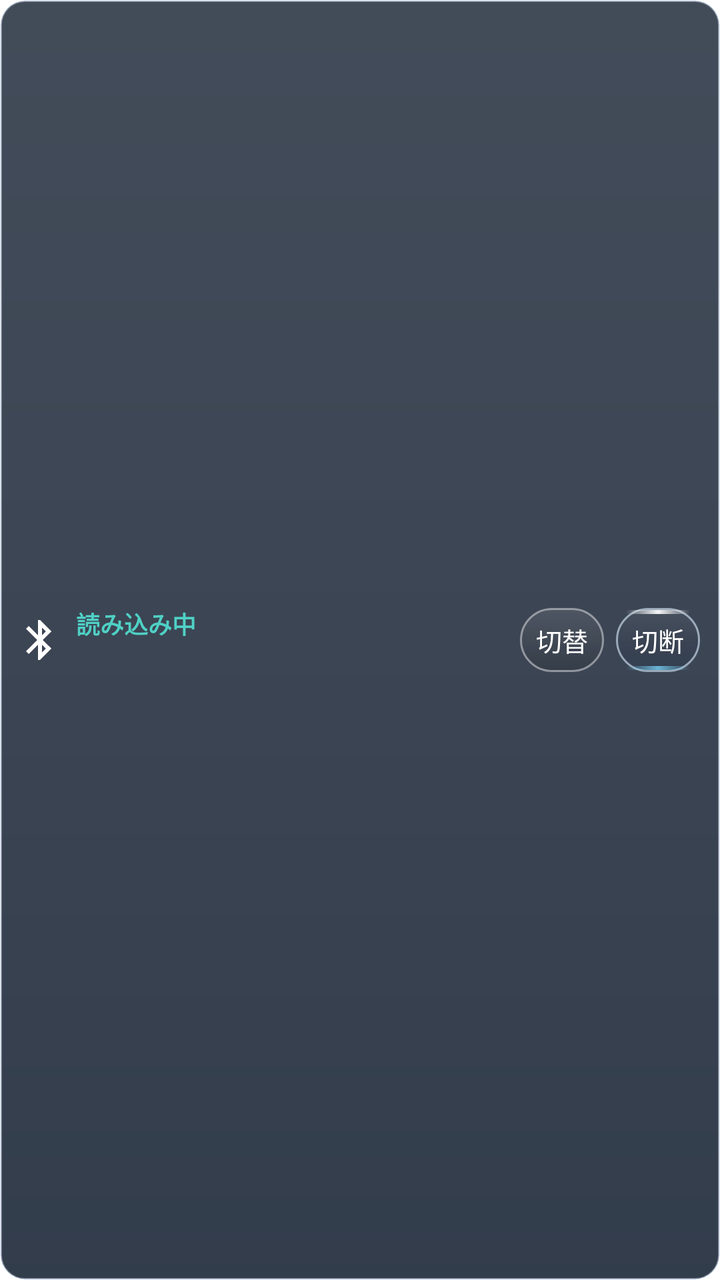
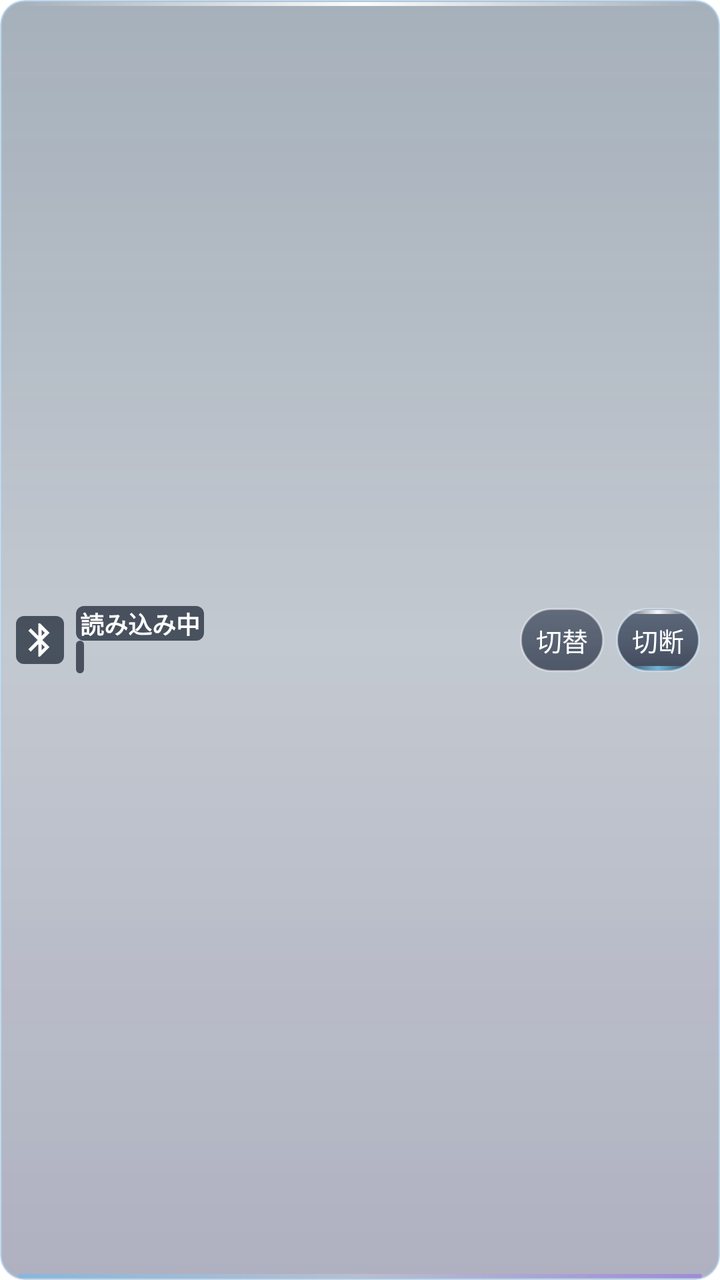

An Android layout rendered at two revisions. The XML below is the earlier revision; the diff shows what the commit changed to produce the second picture.
<!-- AndroidManifest.xml: fallback theme Theme.MaterialComponents.DayNight.NoActionBar -->
<!-- res/layout/widget_bt.xml -->
<LinearLayout xmlns:android="http://schemas.android.com/apk/res/android"
    android:id="@+id/root" android:layout_width="match_parent" android:layout_height="match_parent"
    android:orientation="horizontal" android:gravity="center_vertical" android:paddingStart="8dp" android:paddingEnd="10dp" android:paddingVertical="2dp" android:background="@drawable/widget_bg">
    <ImageView android:id="@+id/icon" android:layout_width="24dp" android:layout_height="24dp" android:src="@drawable/ic_bt"/>
    <LinearLayout android:layout_width="0dp" android:layout_weight="1" android:layout_height="wrap_content" android:orientation="vertical" android:paddingStart="6dp" android:paddingEnd="4dp">
        <TextView android:id="@+id/status" android:layout_width="wrap_content" android:layout_height="wrap_content"
            android:text="読み込み中" android:textColor="#4FD1C5" android:textSize="12sp" android:textStyle="bold" android:includeFontPadding="false" android:maxLines="1" android:ellipsize="end"/>
        <TextView android:id="@+id/device" android:layout_width="wrap_content" android:layout_height="wrap_content"
            android:text="" android:textColor="#F2F2F2" android:textSize="14sp" android:includeFontPadding="false" android:maxLines="1" android:ellipsize="end"/>
    </LinearLayout>
    <TextView android:id="@+id/btn_switch" android:layout_width="wrap_content" android:layout_height="32dp" android:gravity="center" android:includeFontPadding="false" android:maxLines="1"
        android:paddingStart="8dp" android:paddingEnd="8dp" android:layout_marginEnd="6dp"
        android:text="切替" android:textColor="#FFFFFF" android:textSize="13sp" android:background="@drawable/btn_gray_rect"/>
    <TextView android:id="@+id/btn_main" android:layout_width="wrap_content" android:layout_height="32dp" android:gravity="center" android:includeFontPadding="false" android:maxLines="1"
        android:paddingStart="8dp" android:paddingEnd="8dp"
        android:text="切断" android:textColor="#FFFFFF" android:textSize="13sp" android:background="@drawable/btn_widget_action"/>
</LinearLayout>
<!-- resources referenced by this layout -->
<resources>
  <!-- drawable btn_gray_rect (drawable) -->
  <shape xmlns:android="http://schemas.android.com/apk/res/android">
      <gradient android:type="linear" android:angle="270"
          android:startColor="#18FFFFFF" android:endColor="#20000000"/>
      <stroke android:width="1dp" android:color="#70FFFFFF"/>
      <corners android:radius="100dp"/>
  </shape>
  <!-- drawable btn_widget_action (drawable) -->
  <layer-list xmlns:android="http://schemas.android.com/apk/res/android">
      <item>
          <shape>
              <gradient android:angle="270" android:startColor="#12D7F5FF"
                  android:centerColor="#20313C55" android:endColor="#330D233E"/>
              <stroke android:width="1dp" android:color="#99DDEEFF"/>
              <corners android:radius="100dp"/>
          </shape>
      </item>
      <item android:gravity="top|fill_horizontal" android:height="2dp"
          android:left="5dp" android:top="1dp" android:right="5dp">
          <shape>
              <gradient android:angle="0" android:startColor="#00FFFFFF"
                  android:centerColor="#F2FFFFFF" android:endColor="#00FFFFFF"/>
              <corners android:radius="1dp"/>
          </shape>
      </item>
      <item android:gravity="bottom|fill_horizontal" android:height="2dp"
          android:left="5dp" android:right="5dp" android:bottom="1dp">
          <shape>
              <gradient android:angle="0" android:startColor="#007AD8FF"
                  android:centerColor="#C07AD8FF" android:endColor="#008E82FF"/>
              <corners android:radius="1dp"/>
          </shape>
      </item>
  </layer-list>
  <!-- drawable ic_bt (drawable) -->
  <vector xmlns:android="http://schemas.android.com/apk/res/android" android:width="24dp" android:height="24dp" android:viewportWidth="24" android:viewportHeight="24">
      <path android:fillColor="#FFFFFF" android:pathData="M17.71,7.71L12,2h-1v7.59L6.41,5 5,6.41 10.59,12 5,17.59 6.41,19 11,14.41V22h1l5.71,-5.71 -4.3,-4.29 4.3,-4.29zM13,5.83l1.88,1.88L13,9.59V5.83zM14.88,16.29L13,18.17v-3.76l1.88,1.88z"/>
  </vector>
  <!-- drawable widget_bg (drawable) -->
  <shape xmlns:android="http://schemas.android.com/apk/res/android">
      <gradient android:type="linear" android:angle="270"
          android:startColor="#E32B3645" android:centerColor="#E3242E3E" android:endColor="#E3192536"/>
      <stroke android:width="1dp" android:color="#66DFECFF"/>
      <corners android:radius="12dp"/>
  </shape>
</resources>

<!-- the commit's change to res/layout/widget_bt.xml (unified diff, before → after) -->
@@ -1,12 +1,12 @@
 <LinearLayout xmlns:android="http://schemas.android.com/apk/res/android"
     android:id="@+id/root" android:layout_width="match_parent" android:layout_height="match_parent"
     android:orientation="horizontal" android:gravity="center_vertical" android:paddingStart="8dp" android:paddingEnd="10dp" android:paddingVertical="2dp" android:background="@drawable/widget_bg">
-    <ImageView android:id="@+id/icon" android:layout_width="24dp" android:layout_height="24dp" android:src="@drawable/ic_bt"/>
+    <ImageView android:id="@+id/icon" android:padding="2dp" android:background="@drawable/widget_label_glass" android:layout_width="24dp" android:layout_height="24dp" android:src="@drawable/ic_bt"/>
     <LinearLayout android:layout_width="0dp" android:layout_weight="1" android:layout_height="wrap_content" android:orientation="vertical" android:paddingStart="6dp" android:paddingEnd="4dp">
-        <TextView android:id="@+id/status" android:layout_width="wrap_content" android:layout_height="wrap_content"
-            android:text="読み込み中" android:textColor="#4FD1C5" android:textSize="12sp" android:textStyle="bold" android:includeFontPadding="false" android:maxLines="1" android:ellipsize="end"/>
-        <TextView android:id="@+id/device" android:layout_width="wrap_content" android:layout_height="wrap_content"
-            android:text="" android:textColor="#F2F2F2" android:textSize="14sp" android:includeFontPadding="false" android:maxLines="1" android:ellipsize="end"/>
+        <TextView android:id="@+id/status" android:paddingHorizontal="2dp" android:background="@drawable/widget_label_glass" android:layout_width="wrap_content" android:layout_height="wrap_content"
+            android:text="読み込み中" android:textColor="#FFFFFF" android:textSize="12sp" android:textStyle="bold" android:includeFontPadding="false" android:maxLines="1" android:ellipsize="end"/>
+        <TextView android:id="@+id/device" android:paddingHorizontal="2dp" android:background="@drawable/widget_label_glass" android:layout_width="wrap_content" android:layout_height="wrap_content"
+            android:text="" android:textColor="#FFFFFF" android:textSize="14sp" android:includeFontPadding="false" android:maxLines="1" android:ellipsize="end"/>
     </LinearLayout>
     <TextView android:id="@+id/btn_switch" android:layout_width="wrap_content" android:layout_height="32dp" android:gravity="center" android:includeFontPadding="false" android:maxLines="1"
         android:paddingStart="8dp" android:paddingEnd="8dp" android:layout_marginEnd="6dp"
<!-- resource entries referenced after the edit -->
@@ -3,7 +3,7 @@
   <!-- drawable btn_gray_rect (drawable) -->
   <shape xmlns:android="http://schemas.android.com/apk/res/android">
       <gradient android:type="linear" android:angle="270"
-          android:startColor="#18FFFFFF" android:endColor="#20000000"/>
+          android:startColor="#A52C384D" android:endColor="#B41E283C"/>
       <stroke android:width="1dp" android:color="#70FFFFFF"/>
       <corners android:radius="100dp"/>
   </shape>
@@ -11,8 +11,8 @@
   <layer-list xmlns:android="http://schemas.android.com/apk/res/android">
       <item>
           <shape>
-              <gradient android:angle="270" android:startColor="#12D7F5FF"
-                  android:centerColor="#20313C55" android:endColor="#330D233E"/>
+              <gradient android:angle="270" android:startColor="#A525334A"
+                  android:centerColor="#AA19263E" android:endColor="#BD141E33"/>
               <stroke android:width="1dp" android:color="#99DDEEFF"/>
               <corners android:radius="100dp"/>
           </shape>
@@ -39,11 +39,35 @@
       <path android:fillColor="#FFFFFF" android:pathData="M17.71,7.71L12,2h-1v7.59L6.41,5 5,6.41 10.59,12 5,17.59 6.41,19 11,14.41V22h1l5.71,-5.71 -4.3,-4.29 4.3,-4.29zM13,5.83l1.88,1.88L13,9.59V5.83zM14.88,16.29L13,18.17v-3.76l1.88,1.88z"/>
   </vector>
   <!-- drawable widget_bg (drawable) -->
+  <layer-list xmlns:android="http://schemas.android.com/apk/res/android">
+      <item>
+          <shape>
+              <gradient android:angle="270" android:startColor="#71364D65" android:centerColor="#5141546C" android:endColor="#66383C63"/>
+              <stroke android:width="1dp" android:color="#A3AACAE4"/>
+              <corners android:radius="12dp"/>
+          </shape>
+      </item>
+      <item android:gravity="top|fill_horizontal" android:height="2dp"
+          android:left="9dp" android:top="1dp" android:right="9dp">
+          <shape>
+              <gradient android:angle="0" android:startColor="#00FFFFFF"
+                  android:centerColor="#F0FFFFFF" android:endColor="#00FFFFFF"/>
+              <corners android:radius="1dp"/>
+          </shape>
+      </item>
+      <item android:gravity="bottom|fill_horizontal" android:height="2dp"
+          android:left="9dp" android:right="9dp" android:bottom="1dp">
+          <shape>
+              <gradient android:angle="0" android:startColor="#C279B8E5"
+                  android:centerColor="#3DD4EBFF" android:endColor="#D19B81DE"/>
+              <corners android:radius="1dp"/>
+          </shape>
+      </item>
+  </layer-list>
+  <!-- drawable widget_label_glass (drawable) -->
   <shape xmlns:android="http://schemas.android.com/apk/res/android">
-      <gradient android:type="linear" android:angle="270"
-          android:startColor="#E32B3645" android:centerColor="#E3242E3E" android:endColor="#E3192536"/>
-      <stroke android:width="1dp" android:color="#66DFECFF"/>
-      <corners android:radius="12dp"/>
+      <solid android:color="#B3151E2E"/>
+      <corners android:radius="4dp"/>
   </shape>
 </resources>
 
